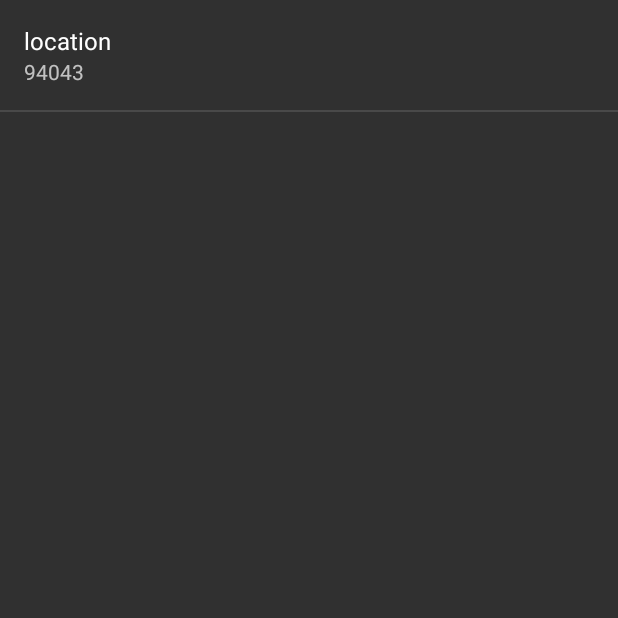
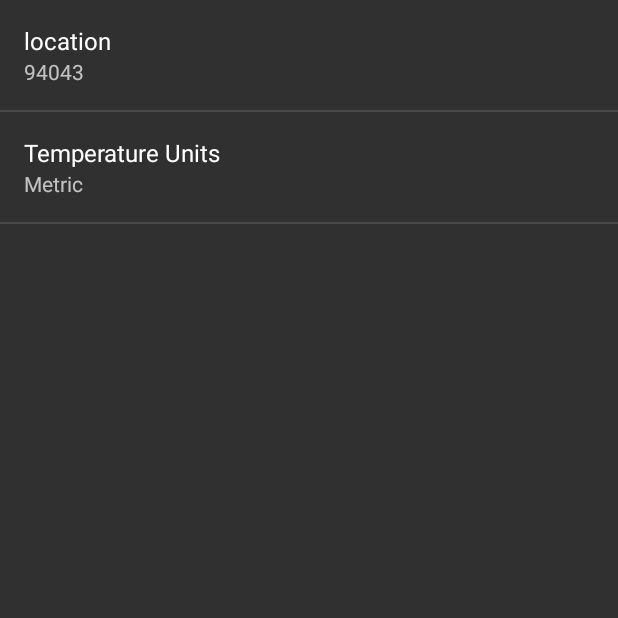
Before and after one commit to haydarai/Sunshine-IAK-Intermediate, an Android app: the SettingsActivity screen opened directly, with no data from a screen before it, on a phone screen of 412 x 824 dp, the top half of it. Run offline under Robolectric (Android 15) with nearby library versions, the phone set to English and light mode, and no system bars.

Commit message:
Temperature Units Setting
Based on the video on Lesson 3 New Activities and Intents/Temperature
Units Setting.

```diff
--- a/app/src/main/java/com/example/android/sunshine/app/SettingsActivity.java
+++ b/app/src/main/java/com/example/android/sunshine/app/SettingsActivity.java
@@ -17,6 +17,7 @@ public class SettingsActivity extends PreferenceActivity
         addPreferencesFromResource(R.xml.pref_general);
 
         bindPreferenceSummaryToValue(findPreference(getString(R.string.pref_location_key)));
+        bindPreferenceSummaryToValue(findPreference(getString(R.string.pref_units_key)));
     }
 
     private void bindPreferenceSummaryToValue(Preference preference) {
--- /dev/null
+++ b/app/src/main/res/values/arrays.xml
@@ -0,0 +1,12 @@
+<?xml version="1.0" encoding="utf-8"?>
+<resources>
+    <string-array name="pref_units_options">
+        <item>@string/pref_units_label_metric</item>
+        <item>@string/pref_units_label_imperial</item>
+        </string-array>
+
+    <string-array name="pref_units_values">
+        <item>@string/pref_units_metric</item>
+        <item>@string/pref_units_imperial</item>
+        </string-array>
+</resources>
--- a/app/src/main/res/values/strings.xml
+++ b/app/src/main/res/values/strings.xml
@@ -7,4 +7,10 @@
     <string name="pref_location_key">Location</string>
     <string name="pref_location_label">location</string>
     <string name="pref_location_default">94043</string>
+    <string name="pref_units_label">Temperature Units</string>
+    <string name="pref_units_label_metric">Metric</string>
+    <string name="pref_units_label_imperial">Imperial</string>
+    <string name="pref_units_key" translatable="false">units</string>
+    <string name="pref_units_metric" translatable="false">metric</string>
+    <string name="pref_units_imperial" translatable="false">imperial</string>
 </resources>
--- a/app/src/main/res/xml/pref_general.xml
+++ b/app/src/main/res/xml/pref_general.xml
@@ -10,4 +10,11 @@
         android:inputType="text"
         android:singleLine="true"/>
 
+    <ListPreference
+        android:title="@string/pref_units_label"
+        android:key="@string/pref_units_key"
+        android:defaultValue="@string/pref_units_metric"
+        android:entryValues="@array/pref_units_values"
+        android:entries="@array/pref_units_options"/>
+
 </PreferenceScreen>
```
Also changed, not shown: app/src/main/java/com/example/android/sunshine/app/ForecastFragment.java (+16 -9 lines).
